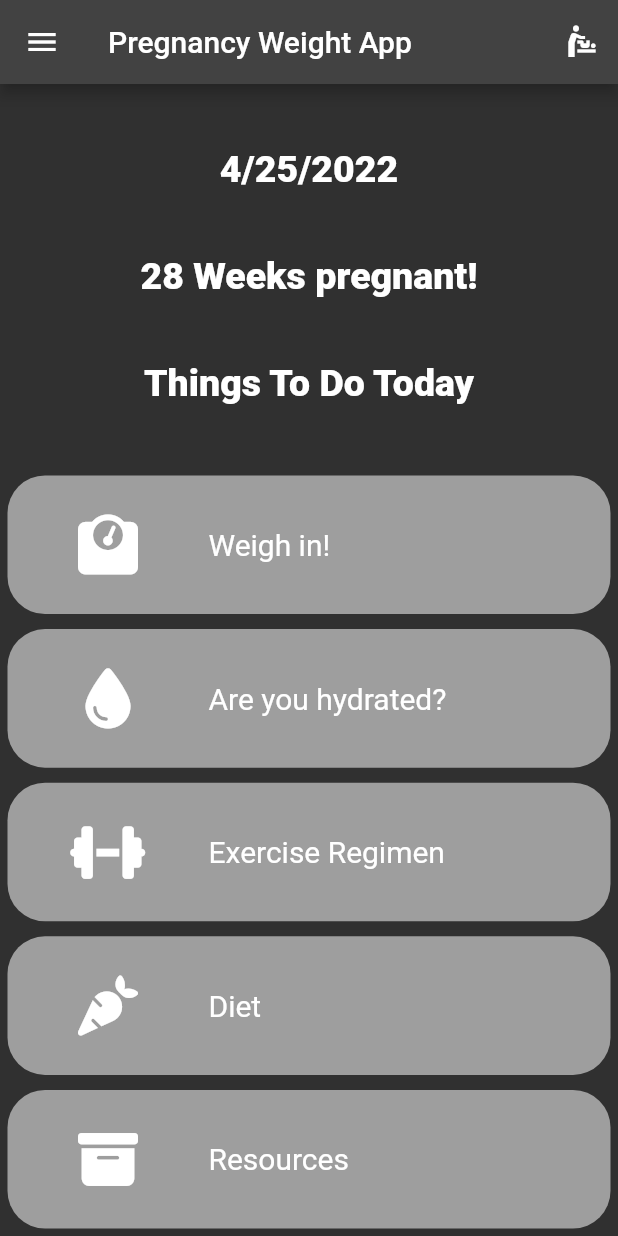
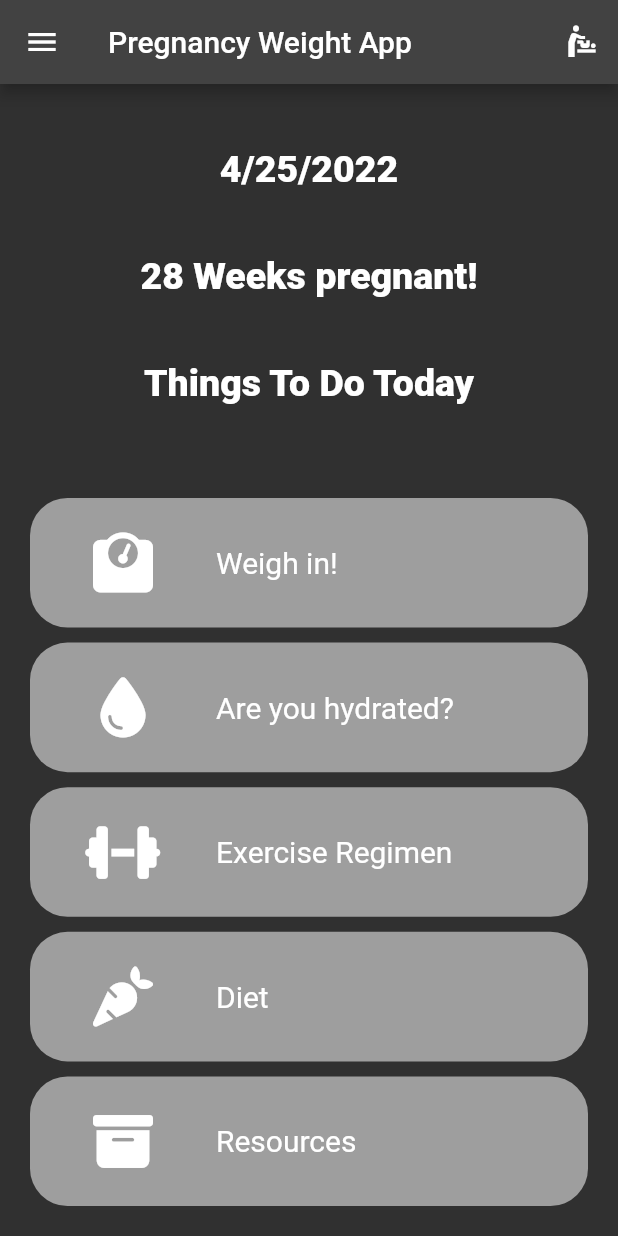
Before and after one commit to tnguyen2791/Preggo, a Flutter app: the screen it shows after launch, on a phone screen of 412 x 824 dp. Run offline on Flutter 3.47's test engine with Material 2 defaults, Android fonts, the phone set to English and light mode, and no system bars; our stand-ins replace font_awesome_flutter.

Commit message:
Creation of menu and the homepage.

```diff
--- a/lib/home.dart
+++ b/lib/home.dart
@@ -101,6 +101,8 @@ class Homepage extends StatelessWidget {
           Expanded(
             flex: 2,
             child: Center(
+              child: Padding(
+                padding: const EdgeInsets.all(15.0),
                 child: Column(
                   mainAxisAlignment: MainAxisAlignment.spaceEvenly,
                   children: [
@@ -109,72 +111,73 @@ class Homepage extends StatelessWidget {
                       onPress: () {
                         print('Hello');
                       },
-                    cardDescription: Text(
+                      cardDescription: const Text(
                         'Weigh in!',
                         style: kMenuTextStyle,
                       ),
-                    cardIcon: Icon(
+                      cardIcon: const Icon(
                         FontAwesomeIcons.weightScale,
                         size: 40.0,
                       ),
-                  ),
+                    ), //Weighing in
                     ReusableCard(
                       colour: Colors.grey,
                       onPress: () {
                         print('Hello');
                       },
-                    cardDescription: Text(
+                      cardDescription: const Text(
                         'Are you hydrated?',
                         style: kMenuTextStyle,
                       ),
-                    cardIcon: Icon(
+                      cardIcon: const Icon(
                         FontAwesomeIcons.droplet,
                         size: 40.0,
                       ),
-                  ),
+                    ), //Hydration
                     ReusableCard(
                       colour: Colors.grey,
                       onPress: () {
                         print('Hello');
                       },
-                    cardDescription: Text(
+                      cardDescription: const Text(
                         'Exercise Regimen',
                         style: kMenuTextStyle,
                       ),
-                    cardIcon: Icon(
+                      cardIcon: const Icon(
                         FontAwesomeIcons.dumbbell,
                         size: 40.0,
                       ),
-                  ),
+                    ), //Exercise Regimen
                     ReusableCard(
                       colour: Colors.grey,
                       onPress: () {
                         print('Hello');
                       },
-                    cardDescription: Text(
+                      cardDescription: const Text(
                         'Diet',
                         style: kMenuTextStyle,
                       ),
-                    cardIcon: Icon(
+                      cardIcon: const Icon(
                         FontAwesomeIcons.carrot,
                         size: 40.0,
                       ),
-                  ),
+                    ), //Diet
                     ReusableCard(
                       colour: Colors.grey,
                       onPress: () {
                         print('Hello');
                       },
-                    cardDescription: Text(
+                      cardDescription: const Text(
                         'Resources',
                         style: kMenuTextStyle,
                       ),
-                    cardIcon: Icon(
+                      cardIcon: const Icon(
                         FontAwesomeIcons.boxArchive,
                         size: 40.0,
                       ),
+                    ), //Resources
+                  ],
                 ),
-                ],
               ),
             ),
           )
```
Lines whose indentation alone changed are shown as unchanged.
